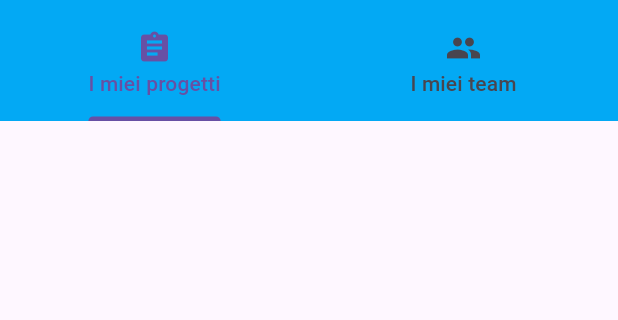
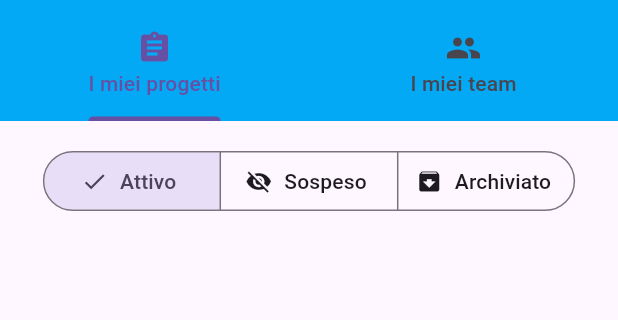
Before and after one commit to apiantonio/OneTask, a Flutter app: the ProjectTeam screen opened directly, on a phone screen of 412 x 824 dp, the part 59-379 px from its top. Run offline on Flutter 3.47's test engine with Material 3 defaults, Android fonts, the phone set to English and light mode, and no system bars; our stand-ins replace sqflite; accounts and stored records are empty.

Commit message:
filtro creato ma per ora non funzionante

```diff
--- a/lib/screens/add_user.dart
+++ b/lib/screens/add_user.dart
@@ -15,7 +15,7 @@ class AddUser extends StatelessWidget {
         drawer: OTDrawer(),
         body: SingleChildScrollView( // Permette allo schermo di scorrere se il form è troppo grande per lo schermo
           child: Padding(
-            padding: const EdgeInsets.all(16.0),
+            padding: const EdgeInsets.symmetric(horizontal: 10, vertical: 16),
             child: Column(
               mainAxisAlignment: MainAxisAlignment.center,
               children: [
--- a/lib/screens/new_project.dart
+++ b/lib/screens/new_project.dart
@@ -62,7 +62,7 @@ class NewProjectFormState extends State<NewProjectForm> {
       child: SingleChildScrollView(
         child: Padding(
           //per settare una distanza fissa dai bordi dello schermo
-          padding: const EdgeInsets.symmetric(horizontal: 32, vertical: 16),
+          padding: const EdgeInsets.symmetric(horizontal: 20, vertical: 16),
           //mettere Column in Padding perchè quest'ultimo non accetta children ma un solo child
           child: Column(
             crossAxisAlignment: CrossAxisAlignment.start, // Allinea a sinistra, di default è centrale
--- a/lib/screens/new_team.dart
+++ b/lib/screens/new_team.dart
@@ -45,7 +45,7 @@ class NewTeamFormState extends State<NewTeamForm> {
       key: _formKey,
       child: SingleChildScrollView(
         //per settare una distanza fissa dai bordi dello schermo
-        padding: const EdgeInsets.symmetric(horizontal: 32, vertical: 16),
+        padding: const EdgeInsets.symmetric(horizontal: 20, vertical: 16),
         child: Column(
           crossAxisAlignment: CrossAxisAlignment.start, // Allinea a sinistra, di default è centrale
           children: [
--- a/lib/screens/projects_and_teams.dart
+++ b/lib/screens/projects_and_teams.dart
@@ -66,7 +66,7 @@ class TeamViewState extends State<TeamView> {
   Widget build(BuildContext context){
     return Container(
       height: MediaQuery.of(context).size.height,
-      padding: const EdgeInsets.symmetric(horizontal: 32, vertical: 16),
+      padding: const EdgeInsets.symmetric(horizontal: 20, vertical: 16),
       child: FutureBuilder<List<Team>?>(
         future: listTeamFuture,
         builder: (context, snapshot) {
@@ -113,6 +113,41 @@ class TeamViewState extends State<TeamView> {
   }
 }
 
+//enumerazione per selezionare lo stato dei progetti, mi serve per filtrarli nella vista di tutti i progetti
+enum Stato{ attivo, sospeso, archiviato}
+
+//si tratta del widget che mi serve a filtrare i progetti
+class MultipleChoice extends StatefulWidget {
+  const MultipleChoice({super.key});
+
+  @override
+  State<MultipleChoice> createState() => _MultipleChoiceState();
+}
+
+class _MultipleChoiceState extends State<MultipleChoice> {
+  //in questo modo per prima cosa indichiamo quali progetti di default possiamo vedere
+  //di default solo quelli attivi
+  Set<Stato> selection = <Stato>{Stato.attivo};
+
+  @override
+  Widget build(BuildContext context) {
+    return SegmentedButton<Stato>(
+      segments: const <ButtonSegment<Stato>>[
+        ButtonSegment<Stato>(value: Stato.attivo, label: Text('Attivo'), icon: Icon(Icons.visibility)),
+        ButtonSegment<Stato>(value: Stato.sospeso, label: Text('Sospeso'), icon: Icon(Icons.visibility_off)),
+        ButtonSegment<Stato>(value: Stato.archiviato, label: Text('Archiviato'), icon: Icon(Icons.archive)),
+      ],
+      selected: selection,
+      onSelectionChanged: (Set<Stato> newSelection) {
+        setState(() {
+          selection = newSelection;
+        });
+      },
+      multiSelectionEnabled: true,
+    );
+  }
+}
+
 class ProjectView extends StatefulWidget {
   const ProjectView({super.key});
 
@@ -128,8 +163,16 @@ class ProjectViewState extends State<ProjectView> {
   @override
   Widget build(BuildContext context){
     return Container(
-      height: MediaQuery.of(context).size.height,
-      padding: const EdgeInsets.symmetric(horizontal: 32, vertical: 16),
+      padding: const EdgeInsets.all(16),
+      child: Column(
+        children: [
+          const MultipleChoice(),
+
+          const SizedBox(
+            height: 20,
+          ),
+
+          Expanded(
             child: FutureBuilder<List<Progetto>?>(
             future: listProjectFuture,
             builder: (context, snapshot) {
@@ -158,6 +201,9 @@ class ProjectViewState extends State<ProjectView> {
                 }
               }
             ),
+          ),
+        ]
+      ),
     );
   }
 
```
Lines whose indentation alone changed are shown as unchanged.
